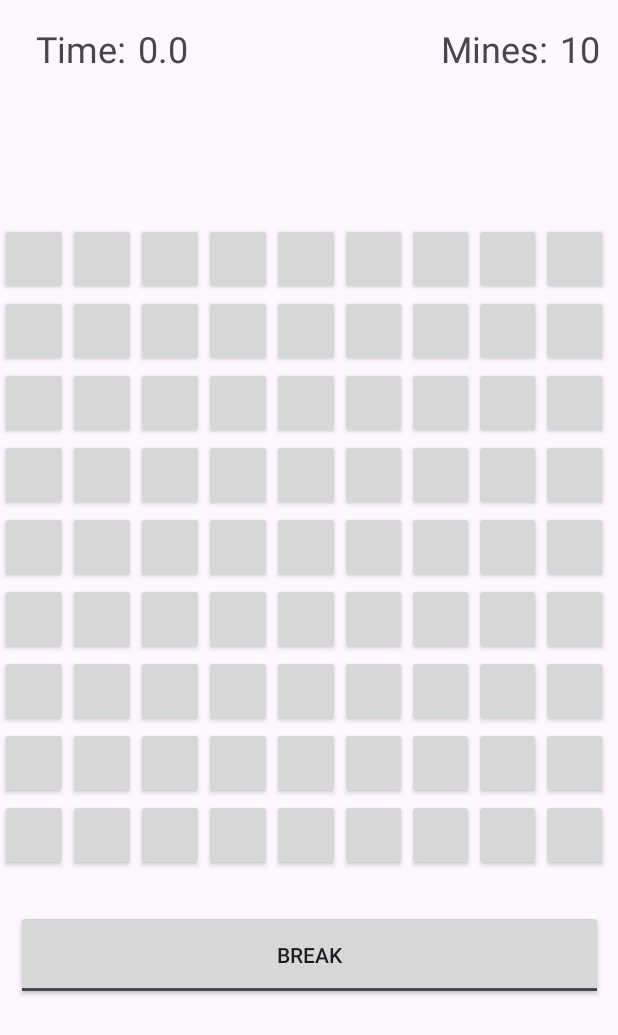
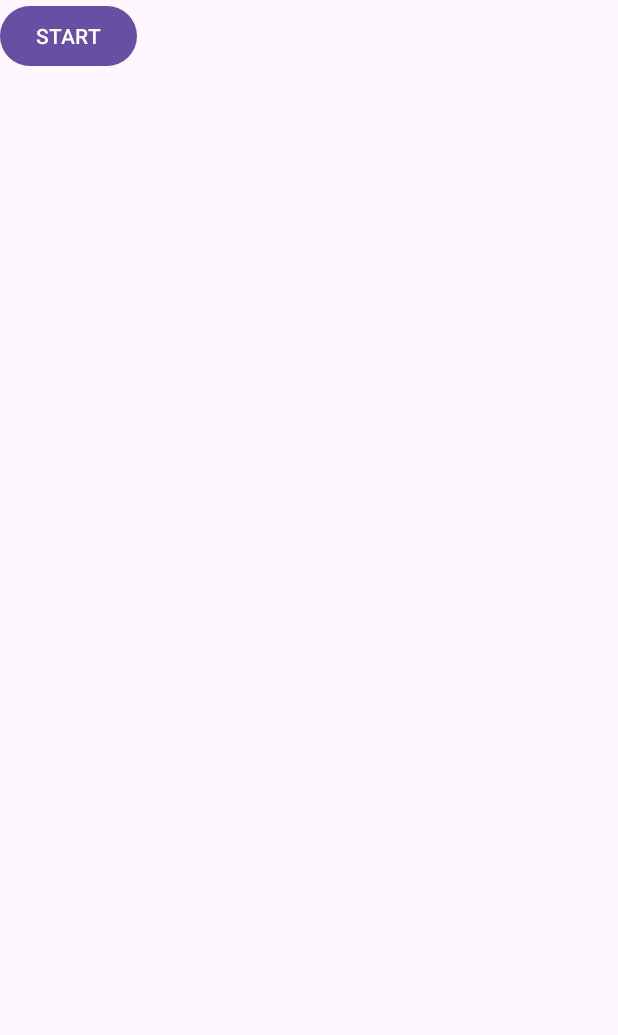
Before and after one commit to minjo-on/Minesweeper, an Android app: the screen it shows after launch (MainActivity), on a phone screen of 412 x 824 dp. Shown: the top 1035 px of the screen. Run offline under Robolectric (Android 15) with nearby library versions, the phone set to English and light mode, and no system bars.

Commit message:
일단 그냥 해봄

```diff
--- a/app/src/main/AndroidManifest.xml
+++ b/app/src/main/AndroidManifest.xml
@@ -21,6 +21,7 @@
                 <category android:name="android.intent.category.LAUNCHER" />
             </intent-filter>
         </activity>
+        <activity android:name=".MineSweeperActivity"></activity>
     </application>
 
 </manifest>
--- a/app/src/main/java/com/example/minesweeper/MainActivity.java
+++ b/app/src/main/java/com/example/minesweeper/MainActivity.java
@@ -2,39 +2,24 @@ package com.example.minesweeper;
 
 import androidx.appcompat.app.AppCompatActivity;
 
+import android.content.Intent;
 import android.os.Bundle;
+import android.view.View;
 import android.widget.Button;
-import android.widget.TableLayout;
-import android.widget.TableRow;
 
 public class MainActivity extends AppCompatActivity {
-
     @Override
     protected void onCreate(Bundle savedInstanceState) {
         super.onCreate(savedInstanceState);
         setContentView(R.layout.activity_main);
 
-        TableLayout table;
-        table = (TableLayout)findViewById(R.id.tableLayout);
-
-        Button[][] buttons = new Button[9][9];
-        for (int i = 0; i < 9; i++) {
-            for (int j = 0; j < 9; j++) {
-                buttons[i][j] = new Button(this);
+        Button start = (Button) findViewById(R.id.startButton);
+        start.setOnClickListener(new View.OnClickListener() {
+            @Override
+            public void onClick(View view) {
+                Intent intent = new Intent(getApplicationContext(), MineSweeperActivity.class);
+                startActivity(intent);
             }
-        }
-
-        for(int i=0;i<9;i++){
-            TableRow tableRow = new TableRow(this);
-            TableRow.LayoutParams layoutParams = new TableRow.LayoutParams(
-                    TableRow.LayoutParams.WRAP_CONTENT,
-                    TableRow.LayoutParams.WRAP_CONTENT,
-                    1.0f);
-            for(int j=0;j<9;j++){
-                buttons[i][j].setLayoutParams(layoutParams);
-                tableRow.addView(buttons[i][j]);
-            }
-            table.addView(tableRow);
-        }
+        });
     }
 }
--- a/app/src/main/res/layout/activity_main.xml
+++ b/app/src/main/res/layout/activity_main.xml
@@ -6,68 +6,11 @@
     android:layout_height="match_parent"
     tools:context=".MainActivity">
 
-    <TableLayout
-        android:id="@+id/tableLayout"
-        android:layout_width="405dp"
-        android:layout_height="434dp"
-        android:layout_marginTop="100dp"
-        app:layout_constraintTop_toBottomOf="@+id/timeText"
-        tools:layout_editor_absoluteX="3dp">
-
-    </TableLayout>
-
-    <TextView
-        android:id="@+id/minesText"
+    <Button
+        android:id="@+id/startButton"
         android:layout_width="wrap_content"
         android:layout_height="wrap_content"
-        android:layout_marginTop="16dp"
-        android:layout_marginEnd="8dp"
-        android:text="Mines:"
-        android:textSize="24sp"
-        app:layout_constraintEnd_toStartOf="@+id/mines"
-        app:layout_constraintTop_toTopOf="parent" />
-
-    <TextView
-        android:id="@+id/mines"
-        android:layout_width="wrap_content"
-        android:layout_height="wrap_content"
-        android:layout_marginTop="16dp"
-        android:layout_marginEnd="12dp"
-        android:text="10"
-        android:textSize="24sp"
-        app:layout_constraintEnd_toEndOf="parent"
-        app:layout_constraintTop_toTopOf="parent" />
-
-    <TextView
-        android:id="@+id/timeText"
-        android:layout_width="wrap_content"
-        android:layout_height="wrap_content"
-        android:layout_marginStart="24dp"
-        android:layout_marginTop="16dp"
-        android:text="Time:"
-        android:textSize="24sp"
-        app:layout_constraintStart_toStartOf="parent"
-        app:layout_constraintTop_toTopOf="parent" />
-
-    <TextView
-        android:id="@+id/time"
-        android:layout_width="wrap_content"
-        android:layout_height="wrap_content"
-        android:layout_marginStart="8dp"
-        android:layout_marginTop="16dp"
-        android:text="0.0"
-        android:textSize="24sp"
-        app:layout_constraintStart_toEndOf="@+id/timeText"
-        app:layout_constraintTop_toTopOf="parent" />
-
-    <ToggleButton
-        android:id="@+id/breakButton"
-        android:layout_width="391dp"
-        android:layout_height="60dp"
-        android:layout_marginTop="24dp"
-        android:text="BREAK"
-        android:textOff="BREAK"
-        app:layout_constraintEnd_toEndOf="parent"
-        app:layout_constraintStart_toStartOf="parent"
-        app:layout_constraintTop_toBottomOf="@+id/tableLayout" />
+        android:text="START"
+        tools:layout_editor_absoluteX="159dp"
+        tools:layout_editor_absoluteY="382dp" />
 </androidx.constraintlayout.widget.ConstraintLayout>
```
Also changed, not shown: app/src/main/java/com/example/minesweeper/BlockButton.java (+21 -16 lines), app/src/main/java/com/example/minesweeper/MineSweeperActivity.java (added, +115 -0 lines), app/src/main/res/layout/mine_sweeper.xml (added, +77 -0 lines).
